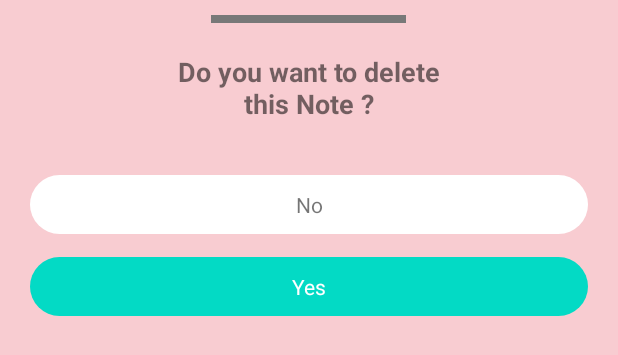
After one commit to Escanor29/NotesApp, an Android app: the layout dialog_delete.xml on its own in the app's theme, with its tools: preview values and no code run, on a phone screen of 412 x 824 dp. The commit adds this screen. Shown: the top 355 px of the screen. Run offline under Robolectric (Android 15) with nearby library versions, the phone set to English and light mode, and no system bars.

Commit message:
design of dialog delete and item notes

```diff
--- a/app/src/main/java/com/example/notes/ui/Fragments/CreateNotesFragment.kt
+++ b/app/src/main/java/com/example/notes/ui/Fragments/CreateNotesFragment.kt
@@ -18,6 +18,7 @@ class CreateNotesFragment : Fragment() {
         (activity as AppCompatActivity).supportActionBar?.title = ""
     }
 
+
     lateinit var binding : FragmentCreateNotesBinding
 
     override fun onCreateView(
--- /dev/null
+++ b/app/src/main/res/drawable/no_button.xml
@@ -0,0 +1,7 @@
+<?xml version="1.0" encoding="utf-8"?>
+<shape xmlns:android="http://schemas.android.com/apk/res/android">
+
+    <solid android:color="@color/white"/>
+    <corners android:radius="150dp"/>
+
+</shape>
--- /dev/null
+++ b/app/src/main/res/drawable/yes_button.xml
@@ -0,0 +1,7 @@
+<?xml version="1.0" encoding="utf-8"?>
+<shape xmlns:android="http://schemas.android.com/apk/res/android">
+
+    <solid android:color="@color/teal_200"/>
+    <corners android:radius="150dp"/>
+
+</shape>
--- a/app/src/main/res/layout/activity_main.xml
+++ b/app/src/main/res/layout/activity_main.xml
@@ -6,7 +6,6 @@
     android:layout_height="match_parent"
     tools:context=".MainActivity"
     android:background="@color/pale_white_1">
-
 
     <fragment
         android:id="@+id/fragmentContainerView"
@@ -17,4 +16,5 @@
         app:navGraph="@navigation/nav_graph"
         tools:ignore="MissingConstraints" />
 
+
 </LinearLayout>
--- /dev/null
+++ b/app/src/main/res/layout/dialog_delete.xml
@@ -0,0 +1,49 @@
+<?xml version="1.0" encoding="utf-8"?>
+<LinearLayout xmlns:android="http://schemas.android.com/apk/res/android"
+    android:orientation="vertical"
+    android:layout_width="match_parent"
+    android:layout_height="match_parent"
+    android:background="@color/light_pink">
+
+    <View
+        android:layout_width="130dp"
+        android:layout_height="5dp"
+        android:background="@color/grey"
+        android:layout_gravity="center"
+        android:layout_margin="10dp"/>
+
+    <TextView
+        android:layout_width="match_parent"
+        android:layout_height="wrap_content"
+        android:text="Do you want to delete\n this Note ? "
+        android:layout_margin="10dp"
+        android:textStyle="bold"
+        android:textSize="18sp"
+        android:gravity="center" />
+
+    <TextView
+        android:layout_width="match_parent"
+        android:layout_height="wrap_content"
+        android:layout_marginTop="25dp"
+        android:layout_marginStart="20dp"
+        android:layout_marginEnd="20dp"
+        android:gravity="center"
+        android:background="@drawable/no_button"
+        android:text="No"
+        android:padding="10dp"/>
+
+    <TextView
+        android:layout_width="match_parent"
+        android:layout_height="wrap_content"
+        android:layout_marginTop="15dp"
+        android:layout_marginStart="20dp"
+        android:layout_marginEnd="20dp"
+        android:gravity="center"
+        android:textColor="@color/white"
+        android:background="@drawable/yes_button"
+        android:text="Yes"
+        android:padding="10dp"/>
+
+
+
+</LinearLayout>
--- a/app/src/main/res/values/strings.xml
+++ b/app/src/main/res/values/strings.xml
@@ -2,4 +2,5 @@
     <string name="app_name">Notes</string>
     <!-- TODO: Remove or change this placeholder text -->
     <string name="hello_blank_fragment">Hello Keshav</string>
+    <string name="date">10 Jun 2022</string>
 </resources>
--- a/app/src/main/res/values/themes.xml
+++ b/app/src/main/res/values/themes.xml
@@ -13,7 +13,6 @@
         <item name="android:statusBarColor" tools:targetApi="l">?attr/colorPrimaryVariant</item>
         <!-- Customize your theme here. -->
         <item name="android:actionBarStyle">@style/ThemeActionBar</item>
-        <item name="android:windowActionBarOverlay">true</item>
         <!-- Support library compatibility -->
         <item name="actionBarStyle">@style/ThemeActionBar</item>
         <item name="windowActionBarOverlay">true</item>
```
Also changed, not shown: app/src/main/java/com/example/notes/Entity/Notes.kt (added, +8 -0 lines), app/src/main/res/layout/activity_splash_screen.xml (+7 -5 lines), app/src/main/res/layout/fragment_create_notes.xml (+11 -8 lines), app/src/main/res/layout/item_notes.xml (added, +51 -0 lines).
